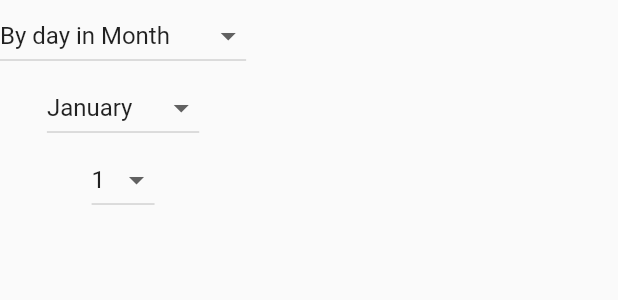
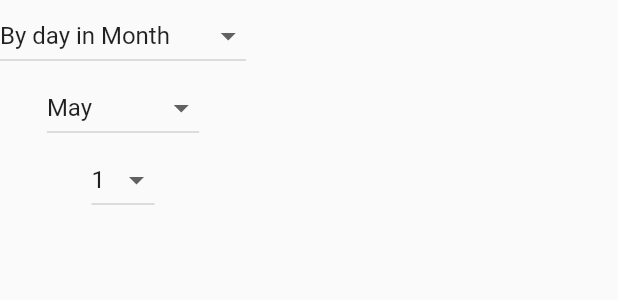
Before and after one commit to tkortekaas/rrule_generator, a Flutter app: the Yearly widget shown alone on an empty page, opened directly with empty values, on a phone screen of 412 x 824 dp. Shown: the top 300 px of the screen. Run offline on Flutter 3.47's test engine with Material 2 defaults, Android fonts, the phone set to English and light mode, and no system bars.

```diff
--- a/lib/src/periods/yearly.dart
+++ b/lib/src/periods/yearly.dart
@@ -13,8 +13,8 @@ class Yearly extends StatelessWidget implements Period {
   final monthTypeNotifier = ValueNotifier(0);
   final monthDayNotifier = ValueNotifier(1);
   final weekdayNotifier = ValueNotifier(0);
-  final monthNotifier = ValueNotifier(1);
-  final dayNotifier = ValueNotifier(1);
+  final monthNotifier = ValueNotifier(DateTime.now().month);
+  final dayNotifier = ValueNotifier(DateTime.now().day);
 
   Yearly(this.textDelegate, this.onChange, this.initialRRule, {Key? key})
       : super(key: key) {
--- a/pubspec.yaml
+++ b/pubspec.yaml
@@ -1,6 +1,6 @@
 name: rrule_generator
 description: RRuleGenerator is a widget for generating recurrence rules, such as described in the iCalendar RFC
-version: 0.1.3
+version: 0.1.4
 homepage: https://www.jelter.net
 repository: https://github.com/tkortekaas/rrule_generator
 
```
Also changed, not shown: example/pubspec.lock, pubspec.lock, 2 other files.
